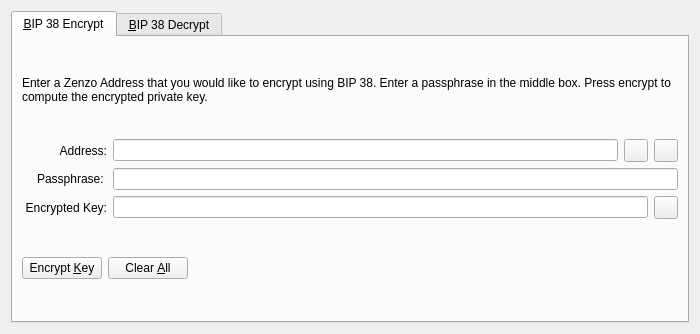
Before: the Qt Designer form src/qt/forms/bip38tooldialog.ui in ZENZO-Ecosystem/ZENZO-Core-Archive, drawn with Qt 5.
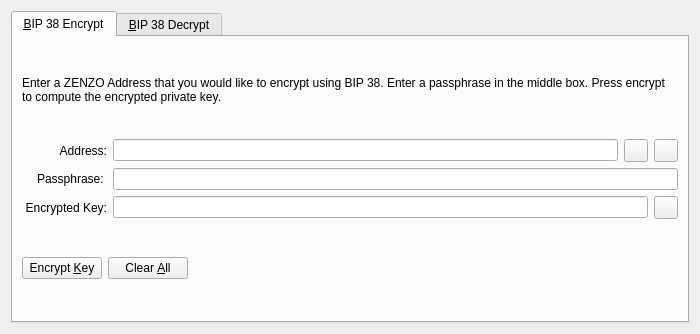
After: the same form once the commit is applied. The open tabs and pages were chosen to show the change. Icons and pictures are not drawn. Custom widgets are drawn as their Qt base class.

The edit to the form file:
```diff
--- a/src/qt/forms/bip38tooldialog.ui
+++ b/src/qt/forms/bip38tooldialog.ui
@@ -30,7 +30,7 @@
        <item>
         <widget class="QLabel" name="infoLabel_ENC">
          <property name="text">
-          <string>Enter a Zenzo Address that you would like to encrypt using BIP 38. Enter a passphrase in the middle box. Press encrypt to compute the encrypted private key.</string>
+          <string>Enter a ZENZO Address that you would like to encrypt using BIP 38. Enter a passphrase in the middle box. Press encrypt to compute the encrypted private key.</string>
          </property>
          <property name="textFormat">
           <enum>Qt::PlainText</enum>
```
Left out of the diff: 4 changed lines with no effect on the pictures.
